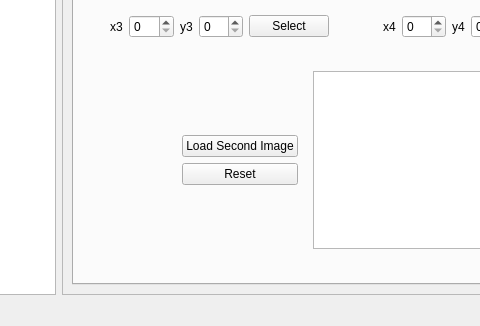
Above: mainwindow.ui from elifcansuyildiz/ImageProcessingQtApplication before the change; both pictures show x 209 to 689 and y 307 to 633 of the 983 by 633 pixel window. Below: the same form after it.
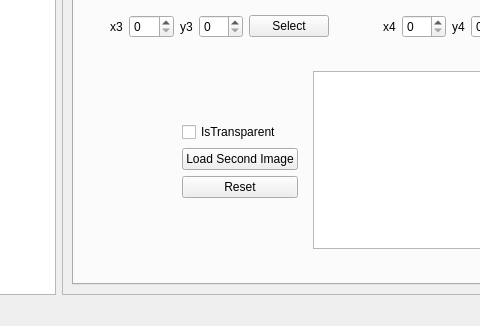
That is the form after the change. The open tabs and pages were chosen to show the change.

What changed in the file:
```diff
--- a/mainwindow.ui
+++ b/mainwindow.ui
@@ -1610,6 +1610,13 @@
                       </property>
                      </spacer>
                     </item>
+                    <item>
+                     <widget class="QCheckBox" name="checkBox">
+                      <property name="text">
+                       <string>IsTransparent</string>
+                      </property>
+                     </widget>
+                    </item>
                     <item>
                      <widget class="QPushButton" name="persmap_load_button">
                       <property name="toolTip">
```
Left out of the diff: 6 changed lines with no effect on the pictures.
